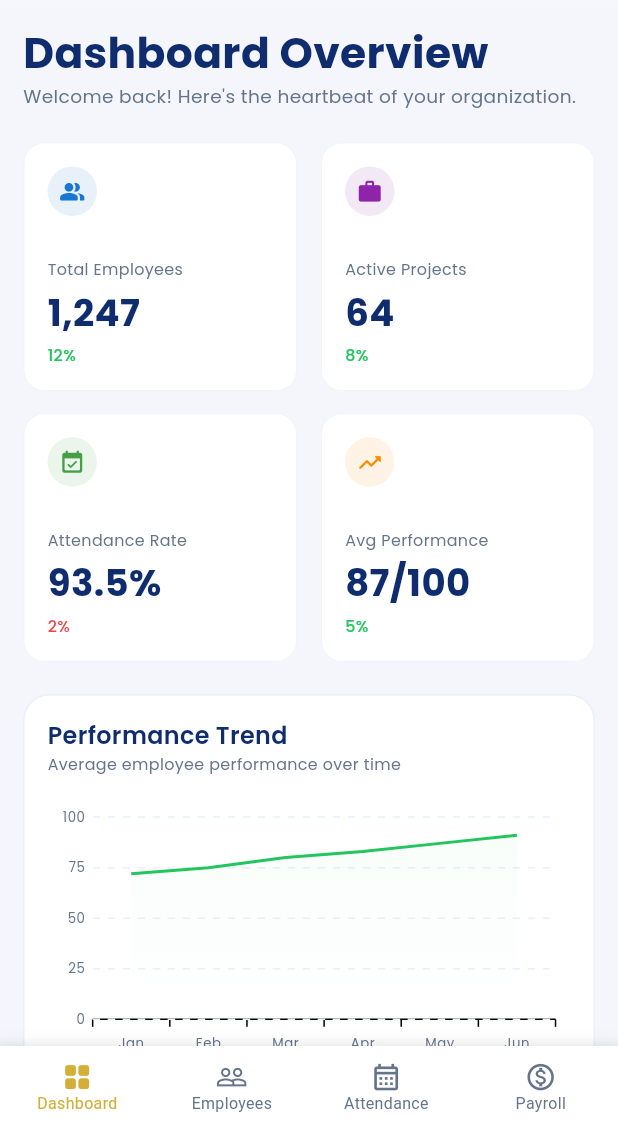
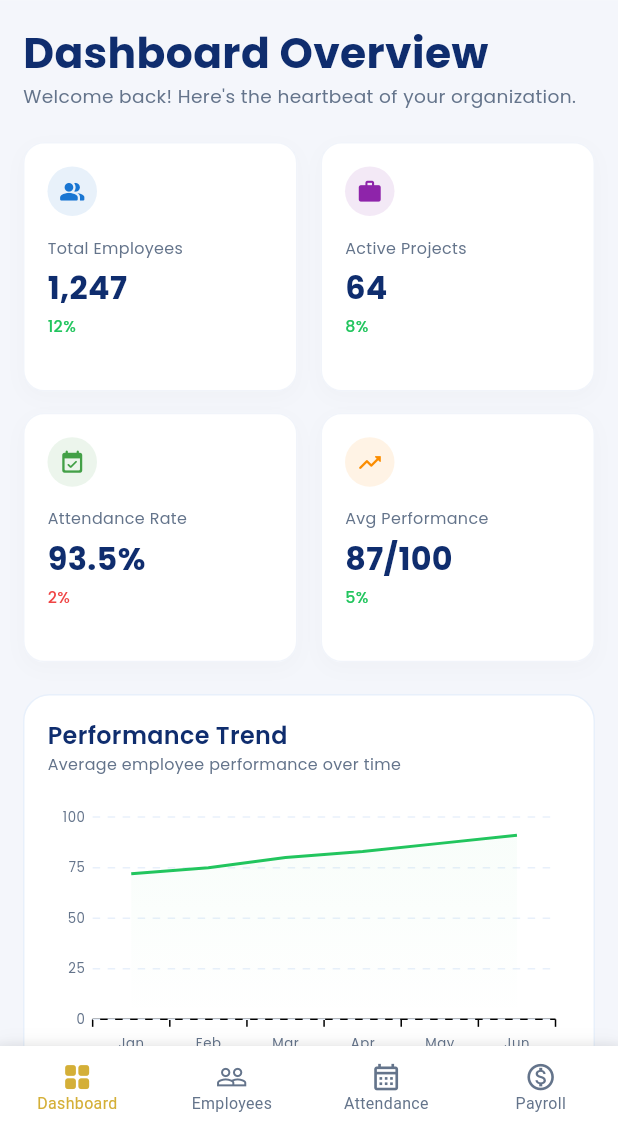
Before and after one commit to Amira-Abdelfattah/HRX_App, a Flutter app: the MainLayout screen opened directly, on a phone screen of 412 x 824 dp, the part 106-1236 px from its top. Run offline on Flutter 3.47's test engine with Material 3 defaults, Android fonts, the phone set to English and light mode, and no system bars; our stand-ins replace flutter_screenutil, google_fonts, introduction_screen, syncfusion_flutter_charts.

Commit message:
style(widgets): refine StatCard for horizontal scrolling and optional trend supportز

```diff
--- a/lib/features/widgets/stat_card.dart
+++ b/lib/features/widgets/stat_card.dart
@@ -7,7 +7,7 @@ import '../../../core/utils/app_styles.dart';
 class StatCard extends StatelessWidget {
   final String title;
   final String value;
-  final String trend;
+  final String? trend;
   final bool isPositive;
   final IconData icon;
   final Color color;
@@ -17,7 +17,7 @@ class StatCard extends StatelessWidget {
     super.key,
     required this.title,
     required this.value,
-    required this.trend,
+    this.trend,
     this.isPositive = true,
     required this.icon,
     required this.color,
@@ -38,6 +38,15 @@ class StatCard extends StatelessWidget {
               ? AppColors.darkBorderColor
               : AppColors.borderColor.withOpacity(0.3),
         ),
+        boxShadow: isDark
+            ? []
+            : [
+                BoxShadow(
+                  color: Colors.black.withOpacity(0.02),
+                  blurRadius: 10,
+                  offset: const Offset(0, 4),
+                ),
+              ],
       ),
       child: Column(
         crossAxisAlignment: CrossAxisAlignment.start,
@@ -50,24 +59,28 @@ class StatCard extends StatelessWidget {
             ),
             child: Icon(icon, color: color, size: 20.sp),
           ),
-          const Spacer(),
+          SizedBox(height: 16.h),
           Text(title, style: AppStyles.regular12Grey()),
           SizedBox(height: 4.h),
           Text(
             value,
             style: AppStyles.bold28PrimaryDarkNumber(
               color: isDark ? Colors.white : AppColors.primaryColor,
+            ).copyWith(fontSize: 24.sp),
           ),
-          ),
+          if (trend != null) ...[
             SizedBox(height: 4.h),
             Text(
-            trend,
+              trend!,
               style: AppStyles.medium12Grey(
                 color:
                     trendColor ??
-                  (isPositive ? AppColors.successColor : AppColors.dangerColor),
+                    (isPositive
+                        ? AppColors.successColor
+                        : AppColors.dangerColor),
               ),
             ),
+          ],
         ],
       ),
     );
```
Lines whose indentation alone changed are shown as unchanged.
